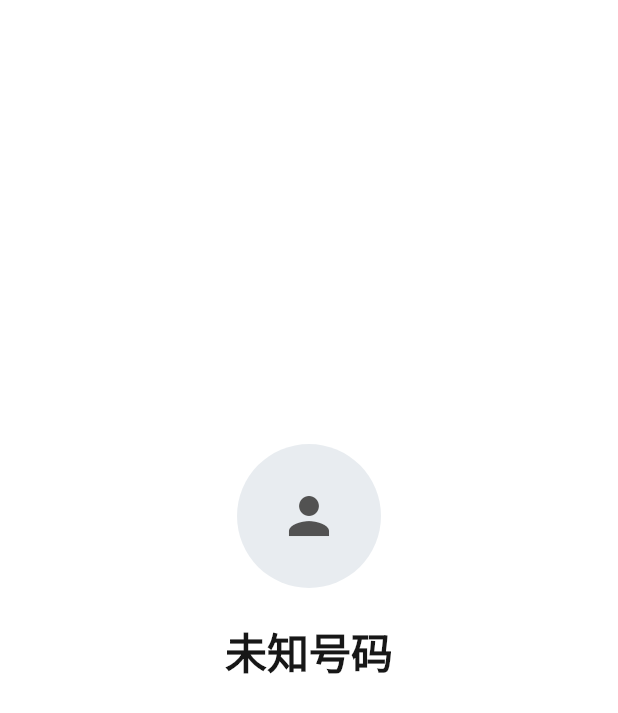
After one commit to NowPion/SIP_terminal, a Flutter app: the CallPage screen opened by its route, on a phone screen of 412 x 824 dp. The commit adds this screen. Shown: the top 713 px of the screen. Run offline on Flutter 3.47's test engine with Material 3 defaults, Android fonts, the phone set to English and light mode, and no system bars; our stand-ins replace dio, drift, flutter_riverpod, flutter_secure_storage, go_router, google_fonts; missing offline and left inert: sip_ua; accounts and stored records are empty; generated files the repository leaves out were written again.

Commit message:
feat(app): call screen states with recording rules

```diff
--- a/sip_terminal_app/lib/core/router.dart
+++ b/sip_terminal_app/lib/core/router.dart
@@ -4,6 +4,7 @@ import 'package:go_router/go_router.dart';
 
 import '../features/auth/auth_controller.dart';
 import '../features/auth/login_page.dart';
+import '../features/call/call_page.dart';
 import '../features/dialpad/dialpad_page.dart';
 import '../features/shell/home_shell.dart';
 
@@ -64,16 +65,14 @@ final routerProvider = Provider<GoRouter>((ref) {
           ),
         ],
       ),
-      // F6 临时占位：拨号盘呼叫后跳转，F6 用真实通话页替换。
+      // 通话页：全屏模态；状态由 sipStateProvider 驱动，number 仅展示兜底
       GoRoute(
         path: '/call',
-        builder: (_, state) {
-          final number = state.uri.queryParameters['number'] ?? '';
-          return Scaffold(
-            appBar: AppBar(title: const Text('通话')),
-            body: Center(child: Text('通话中 $number')),
-          );
-        },
+        pageBuilder: (_, state) => MaterialPage<void>(
+          fullscreenDialog: true,
+          key: state.pageKey,
+          child: CallPage(number: state.uri.queryParameters['number']),
+        ),
       ),
     ],
   );
--- /dev/null
+++ b/sip_terminal_app/lib/features/call/call_page.dart
@@ -0,0 +1,257 @@
+import 'dart:async';
+
+import 'package:flutter/material.dart';
+import 'package:flutter_riverpod/flutter_riverpod.dart';
+import 'package:go_router/go_router.dart';
+
+import '../../core/theme.dart';
+import '../../sip/sip_providers.dart';
+import '../../sip/sip_service.dart';
+
+/// 全屏通话页：UI 完全由 sipStateProvider 驱动（number 参数仅作展示兜底）。
+/// 麦克风运行时权限申请延后到 F8（首次拨打/接听时统一处理）。
+class CallPage extends ConsumerStatefulWidget {
+  const CallPage({super.key, this.number});
+
+  final String? number;
+
+  @override
+  ConsumerState<CallPage> createState() => _CallPageState();
+}
+
+class _CallPageState extends ConsumerState<CallPage> {
+  static const _autoPopAfter = Duration(seconds: 2);
+  Timer? _ticker;
+  Timer? _popTimer;
+
+  SipService get _service => ref.read(sipServiceProvider);
+
+  @override
+  void initState() {
+    super.initState();
+    // 页面进入前通话可能已结束（极端时序）：首帧后补一次自动返回调度
+    WidgetsBinding.instance.addPostFrameCallback((_) {
+      if (!mounted) return;
+      final call = ref.read(sipStateProvider).valueOrNull?.call;
+      if (call?.phase == SipUiPhase.ended) _scheduleAutoPop();
+    });
+  }
+
+  @override
+  void dispose() {
+    _ticker?.cancel();
+    _popTimer?.cancel();
+    super.dispose();
+  }
+
+  void _ensureTicker(SipUiState call) {
+    final need = call.phase == SipUiPhase.active;
+    if (need && _ticker == null) {
+      _ticker = Timer.periodic(const Duration(seconds: 1), (_) {
+        if (mounted) setState(() {});
+      });
+    } else if (!need && _ticker != null) {
+      _ticker!.cancel();
+      _ticker = null;
+    }
+  }
+
+  void _scheduleAutoPop() {
+    if (_popTimer != null) return;
+    _popTimer = Timer(_autoPopAfter, () {
+      _popTimer = null;
+      if (!mounted) return;
+      final router = GoRouter.maybeOf(context);
+      if (router != null && router.canPop()) router.pop();
+    });
+  }
+
+  String _timerText(SipUiState call) {
+    final started = call.startedAt;
+    if (started == null) return '00:00';
+    final d = DateTime.now().difference(started);
+    String two(int n) => n.clamp(0, 99).toString().padLeft(2, '0');
+    return '${two(d.inMinutes)}:${two(d.inSeconds % 60)}';
+  }
+
+  String _statusText(SipUiState call, String number) => switch (call.phase) {
+    SipUiPhase.idle => '',
+    SipUiPhase.outgoing => '正在呼叫…',
+    SipUiPhase.incoming => '来自 $number',
+    SipUiPhase.active => _timerText(call),
+    SipUiPhase.ended => call.message ?? '通话已结束',
+  };
+
+  @override
+  Widget build(BuildContext context) {
+    final sip = ref.watch(sipStateProvider);
+    final call = sip.valueOrNull?.call ?? const SipUiState.idle();
+    final number = (call.number?.isNotEmpty ?? false)
+        ? call.number!
+        : (widget.number ?? '');
+    _ensureTicker(call);
+    ref.listen(sipStateProvider, (_, next) {
+      if (next.valueOrNull?.call.phase == SipUiPhase.ended) {
+        _scheduleAutoPop();
+      }
+    });
+
+    final scheme = Theme.of(context).colorScheme;
+    final ringingOrActive =
+        call.phase == SipUiPhase.active ||
+        call.phase == SipUiPhase.incoming ||
+        call.phase == SipUiPhase.outgoing;
+
+    return PopScope(
+      // 振铃/通话中拦截系统返回，防止误挂断；结束后放行（2s 自动返回）
+      canPop: !ringingOrActive,
+      child: Scaffold(
+        body: SafeArea(
+          child: Column(
+            children: [
+              const Spacer(),
+              _Avatar(number: number),
+              const SizedBox(height: 24),
+              Text(
+                number.isEmpty ? '未知号码' : number,
+                key: const Key('call-number'),
+                maxLines: 1,
+                overflow: TextOverflow.ellipsis,
+                style: Theme.of(context).textTheme.headlineMedium?.copyWith(
+                  fontWeight: FontWeight.w600,
+                  fontFeatures: const [FontFeature.tabularFigures()],
+                ),
+              ),
+              const SizedBox(height: 8),
+              Text(
+                _statusText(call, number),
+                key: const Key('call-status'),
+                style: Theme.of(context).textTheme.bodyMedium?.copyWith(
+                  color: scheme.onSurfaceMuted,
+                  fontFeatures: const [FontFeature.tabularFigures()],
+                ),
+              ),
+              const Spacer(),
+              Padding(
+                padding: const EdgeInsets.only(bottom: 48),
+                child: Row(
+                  mainAxisAlignment: MainAxisAlignment.center,
+                  children: [
+                    if (call.phase == SipUiPhase.incoming)
+                      _CircleAction(
+                        key: const Key('call-answer'),
+                        color: scheme.success,
+                        icon: Icons.call,
+                        semanticLabel: '接听',
+                        onTap: _service.answer,
+                      ),
+                    if (call.phase == SipUiPhase.active) ...[
+                      const _MuteButton(),
+                      const SizedBox(width: 24),
+                    ],
+                    if (ringingOrActive)
+                      _CircleAction(
+                        key: const Key('call-hangup'),
+                        color: scheme.error,
+                        icon: Icons.call_end,
+                        semanticLabel: '挂断',
+                        onTap: _service.hangup,
+                      ),
+                  ],
+                ),
+              ),
+            ],
+          ),
+        ),
+      ),
+    );
+  }
+}
+
+class _Avatar extends StatelessWidget {
+  const _Avatar({required this.number});
+
+  final String number;
+
+  @override
+  Widget build(BuildContext context) {
+    final scheme = Theme.of(context).colorScheme;
+    return Container(
+      width: 96,
+      height: 96,
+      decoration: ShapeDecoration(
+        color: scheme.surfaceContainerHighest,
+        shape: const CircleBorder(),
+      ),
+      child: Center(
+        child: number.isEmpty
+            ? Icon(Icons.person, size: 40, color: scheme.onSurfaceMuted)
+            : Text(
+                number[0],
+                style: Theme.of(context).textTheme.headlineSmall?.copyWith(
+                  fontWeight: FontWeight.w500,
+                  color: scheme.onSurface,
+                ),
+              ),
+      ),
+    );
+  }
+}
+
+class _CircleAction extends StatelessWidget {
+  const _CircleAction({
+    super.key,
+    required this.color,
+    required this.icon,
+    required this.semanticLabel,
+    required this.onTap,
+  });
+
+  final Color color;
+  final IconData icon;
+  final String semanticLabel;
+  final Future<void> Function() onTap;
+
+  @override
+  Widget build(BuildContext context) {
+    return Semantics(
+      label: semanticLabel,
+      button: true,
+      child: SizedBox(
+        width: 72,
+        height: 72,
+        child: Material(
+          color: color,
+          shape: const CircleBorder(),
+          clipBehavior: Clip.antiAlias,
+          child: InkWell(
+            onTap: onTap,
+            child: Center(child: Icon(icon, size: 32, color: Colors.white)),
+          ),
+        ),
+      ),
+    );
+  }
+}
+
+class _MuteButton extends ConsumerWidget {
+  const _MuteButton();
+
+  @override
+  Widget build(BuildContext context, WidgetRef ref) {
+    final call = ref.watch(sipStateProvider).valueOrNull?.call;
+    final muted = call?.muted ?? false;
+    final label = muted ? '取消静音' : '静音';
+    return Semantics(
+      label: label,
+      button: true,
+      child: IconButton(
+        key: const Key('call-mute'),
+        tooltip: label,
+        iconSize: 28,
+        onPressed: () => ref.read(sipServiceProvider).setMuted(!muted),
+        icon: Icon(muted ? Icons.mic_off : Icons.mic),
+      ),
+    );
+  }
+}
--- a/sip_terminal_app/lib/sip/sip_service.dart
+++ b/sip_terminal_app/lib/sip/sip_service.dart
@@ -217,7 +217,7 @@ class SipService {
         _finalize(SipDisposition.busy, '对方忙');
       case SipCallKind.failed:
         if (_accepted) {
-          _finalize(SipDisposition.answered, '通话结束');
+          _finalize(SipDisposition.answered, '通话已结束');
         } else if (_dir == SipCallDir.incoming) {
           _finalize(SipDisposition.missed, '未接听');
         } else {
@@ -225,11 +225,11 @@ class SipService {
         }
       case SipCallKind.ended:
         if (_accepted) {
-          _finalize(SipDisposition.answered, '通话结束');
+          _finalize(SipDisposition.answered, '通话已结束');
         } else if (_dir == SipCallDir.incoming) {
           _finalize(SipDisposition.missed, '未接听');
         } else {
-          _finalize(SipDisposition.noAnswer, '无人接听');
+          _finalize(SipDisposition.noAnswer, '无应答');
         }
     }
   }
```
Also changed, not shown: sip_terminal_app/lib/data/providers.dart (added, +68 -0 lines), sip_terminal_app/lib/sip/sip_providers.dart (+31 -1 lines), 1 other file.
